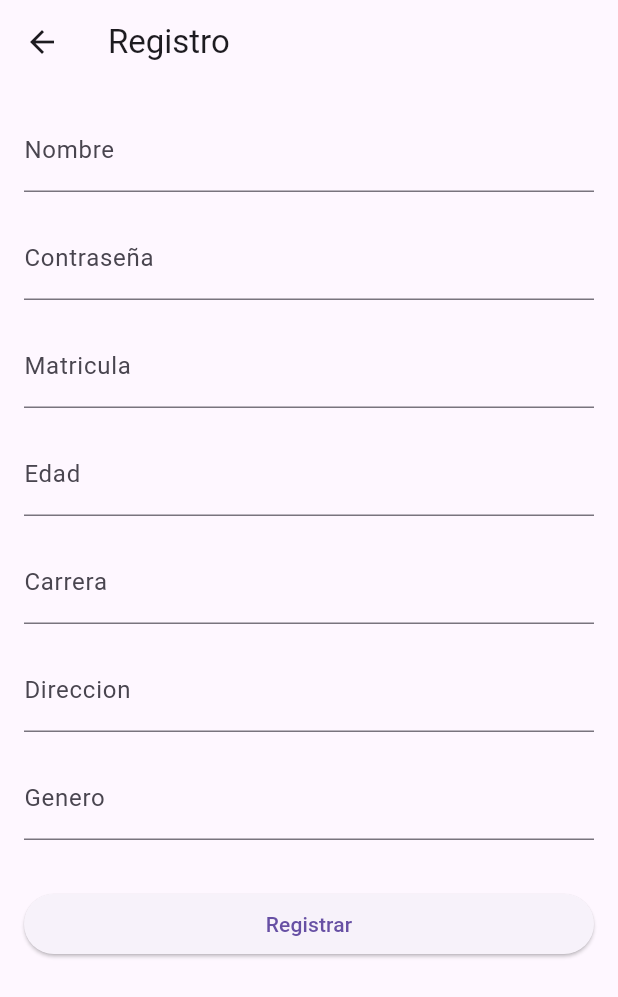
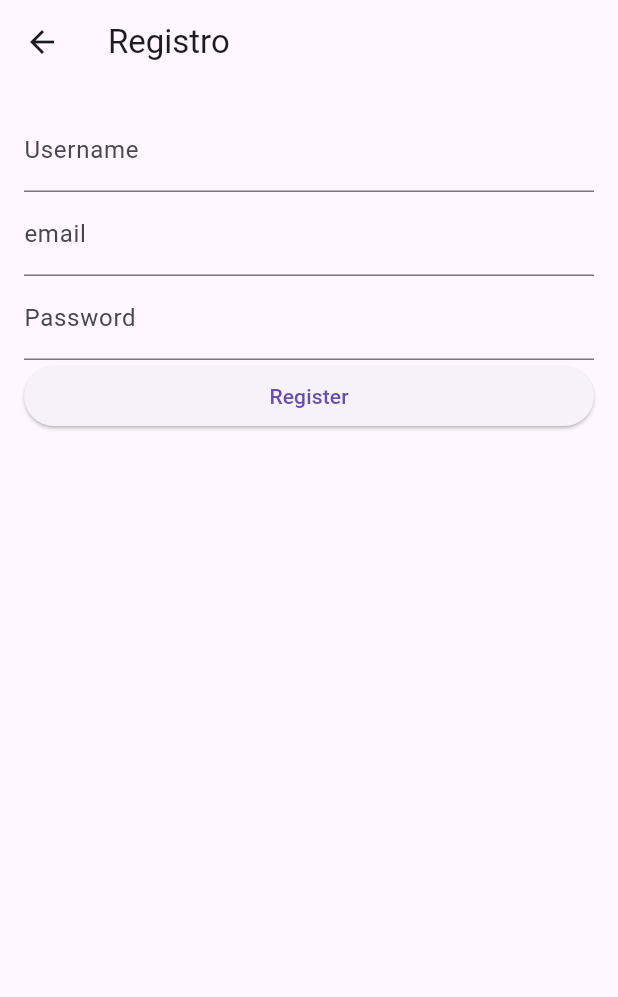
Before and after one commit to RodrigoBarrios05/proyecto, a Flutter app: the RegisterScreen screen opened by its route, on a phone screen of 412 x 824 dp. Shown: the top 997 px of the screen. Run offline on Flutter 3.47's test engine with Material 3 defaults, Android fonts, the phone set to English and light mode, and no system bars.

Commit message:
modify register_screen and add student_information_screen

```diff
--- a/lib/main.dart
+++ b/lib/main.dart
@@ -2,10 +2,9 @@ import 'package:flutter/material.dart';
 import 'package:proyecto/models/residence.dart';
 import 'package:proyecto/models/student.dart';
 import 'package:proyecto/screens/login_screen.dart';
+import 'package:proyecto/screens/register_screen.dart';
 import 'package:proyecto/screens/residence_details_screen.dart';
 import 'package:proyecto/screens/residences_offers_screen.dart';
-import 'package:proyecto/screens/register_screen.dart';
-import 'package:proyecto/screens/profile_screen.dart';
 
 void main() {
   runApp(MyApp());
@@ -20,10 +19,8 @@ class MyApp extends StatelessWidget {
       initialRoute: '/login',
       routes: {
         '/login': (context) => LoginScreen(),
-        '/residences_offers': (context) => ResidencesOffersScreen(estudiante: Student(),),
         '/residence_details': (context) => ResidenceDetailsScreen(residence: Residence(),),
         '/register_screen' : (context) => RegisterScreen(),
-        '/profile_screen' : (context) => ProfileScreen(estudiante: Student()),
       },
     );
   }
--- a/lib/models/student.dart
+++ b/lib/models/student.dart
@@ -1,19 +1,22 @@
-class Student {
-  final int? enrollment; //es la matricula xdd
+import 'package:proyecto/models/user.dart';
+
+class Student extends User {
   final String? name;
+  final String? lasName;
   final String? gender;
   final String? carrer;
   final int? age;
   final String? address;
-  final String? password;
 
   Student({
-    this.enrollment,
     this.name,
+    this.lasName,
     this.gender,
     this.carrer,
     this.age,
     this.address,
-    this.password,
+    required super.username,
+    required super.email,
+    required super.password,
   });
 }
--- /dev/null
+++ b/lib/models/user.dart
@@ -0,0 +1,7 @@
+class User {
+  String username;
+  String email;
+  String password;
+
+  User({required this.username, required this.email, required this.password});
+}
--- a/lib/screens/profile_screen.dart
+++ b/lib/screens/profile_screen.dart
@@ -22,8 +22,6 @@ Widget _buildInformation(){
       Column(
         crossAxisAlignment: CrossAxisAlignment.stretch,
         children:<Widget> [
-          Text('Matricula: ${estudiante.enrollment}')
-          ,SizedBox(height: 16.0),
           Text('Carrera: ${estudiante.carrer}')
           ,SizedBox(height: 16.0),
           Text('Genero: ${estudiante.gender}')
--- a/lib/screens/register_screen.dart
+++ b/lib/screens/register_screen.dart
@@ -1,5 +1,8 @@
 import 'package:flutter/material.dart';
+import 'package:flutter/widgets.dart';
+import 'package:proyecto/models/user.dart';
 import 'package:proyecto/screens/residences_offers_screen.dart';
+import 'package:proyecto/screens/student_information_screen.dart';
 import 'package:proyecto/models/student.dart';
 
 class RegisterScreen extends StatefulWidget {
@@ -9,12 +12,8 @@ class RegisterScreen extends StatefulWidget {
 
 class _RegisterScreenState extends State<RegisterScreen> {
   TextEditingController _usernameController = TextEditingController();
+  TextEditingController _emailController = TextEditingController();
   TextEditingController _passwordController = TextEditingController();
-  TextEditingController _ageController = TextEditingController();
-  TextEditingController _genderController = TextEditingController();
-  TextEditingController _carrerController = TextEditingController();
-  TextEditingController _addressController = TextEditingController();
-  TextEditingController _enrollmentController = TextEditingController();
   bool _userLoggedIn = false;
 
   @override
@@ -23,92 +22,85 @@ class _RegisterScreenState extends State<RegisterScreen> {
       appBar: AppBar(
         title: Text('Registro'),
       ),
-      body: _buildRegisterForm(),
+      body: _buildLoginForm(),
     );
   }
 
-  Widget _buildRegisterForm() {
-    return ListView(
+  Widget _buildLoginForm() {
+    return Padding(
       padding: const EdgeInsets.all(16.0),
+      child: Column(
+        crossAxisAlignment: CrossAxisAlignment.stretch,
         children: [
-        Column(
-          crossAxisAlignment: CrossAxisAlignment.stretch,
-          children:<Widget> [
           TextField(
             controller: _usernameController,
             decoration: InputDecoration(
-                labelText: 'Nombre',
+              labelText: 'Username',
             ),
           ),
-            SizedBox(height: 16.0),
+          TextField(
+            controller: _emailController,
+            decoration: InputDecoration(
+              labelText: 'email',
+            ),
+          ),
           TextField(
             controller: _passwordController,
             obscureText: true,
             decoration: InputDecoration(
-                labelText: 'Contraseña',
+              labelText: 'Password',
             ),
           ),
-            SizedBox(height: 16.0),
-            TextField(
-              controller: _enrollmentController,
-              decoration: InputDecoration(
-                labelText: 'Matricula',
-              ),
-            ),
-            SizedBox(height: 16.0),
-            TextField(
-              controller: _ageController,
-              decoration: InputDecoration(
-                labelText: 'Edad',
-              ),
-            ),
-            SizedBox(height: 16.0),
-            TextField(
-              controller: _carrerController,
-              decoration: InputDecoration(
-                labelText: 'Carrera',
-              ),
-            ),
-            SizedBox(height: 16.0),
-            TextField(
-              controller: _addressController,
-              decoration: InputDecoration(
-                labelText: 'Direccion',
-              ),
-            ),
-            SizedBox(height: 16.0),
-            TextField(
-              controller: _genderController,
-              decoration: InputDecoration(
-                labelText: 'Genero',
-              ),
-            ),
-            SizedBox(height: 32.0),
           ElevatedButton(
             onPressed: () {
               _register(); // Llamada a la función _register() cuando se presiona el botón de inicio de sesión
             },
-              child: Text('Registrar'),
+            child: Text('Register'),
           ),
         ],
       ),
-      ],
     );
   }
 
-  // Método para manejar el inicio de sesión
   void _register() {
-    // Lógica de inicio de sesión (aquí se puede agregar lógica de autenticación)
+    String username = _usernameController.text.trim();
+    String email = _emailController.text.trim();
+    String password = _passwordController.text;
 
-    // Simulación de inicio de sesión exitoso
+    if (username.isEmpty || email.isEmpty || password.isEmpty) {
+      ScaffoldMessenger.of(context).showSnackBar(
+        SnackBar(
+          content: Text('Por favor, completa todos los campos'),
+          duration: Duration(seconds: 2),
+        ),
+      );
+      return; // Sale de la función si algún campo está vacío
+    }
 
-    Student estudiante=Student(address: _addressController.text,name: _usernameController.text, age: int.parse(_ageController.text),carrer: _carrerController.text,enrollment: int.parse(_enrollmentController.text),gender: _genderController.text,password: _passwordController.text);
-      // Navegar a la pantalla de ofertas de residencias si el inicio de sesión es exitoso
-      Navigator.pushAndRemoveUntil(
+    // Validar el formato del correo electrónico
+    if (!_isValidEmail(email)) {
+      ScaffoldMessenger.of(context).showSnackBar(
+        SnackBar(
+          content: Text('Correo electrónico no válido'),
+          duration: Duration(seconds: 2),
+        ),
+      );
+      return; // Sale de la función si el correo electrónico no es válido
+    }
+
+    // Si todos los campos están completos y el correo electrónico es válido, crear el usuario y navegar a la siguiente pantalla
+    User user = User(username: username, email: email, password: password);
+    Navigator.push(
       context,
-        MaterialPageRoute(builder: (context) => ResidencesOffersScreen( estudiante: estudiante,)),
-            (route) => false,
+      MaterialPageRoute(
+          builder: (context) => StudentInformationScreen(user: user)),
     );
+  }
 
+// Función para validar el formato del correo electrónico
+  bool _isValidEmail(String email) {
+    // Utiliza una expresión regular para verificar si el formato del correo electrónico es válido
+    final emailRegExp = RegExp(r'^[\w-\.]+@([\w-]+\.)+[\w-]{2,4}$');
+    return emailRegExp.hasMatch(email);
   }
 }
```
Also changed, not shown: lib/screens/login_screen.dart (+21 -11 lines), lib/screens/residences_offers_screen.dart (+11 -19 lines), lib/screens/student_information_screen.dart (added, +131 -0 lines), lib/widgets/residence_offer_card.dart (+37 -9 lines). Lines whose indentation alone changed are shown as unchanged.
